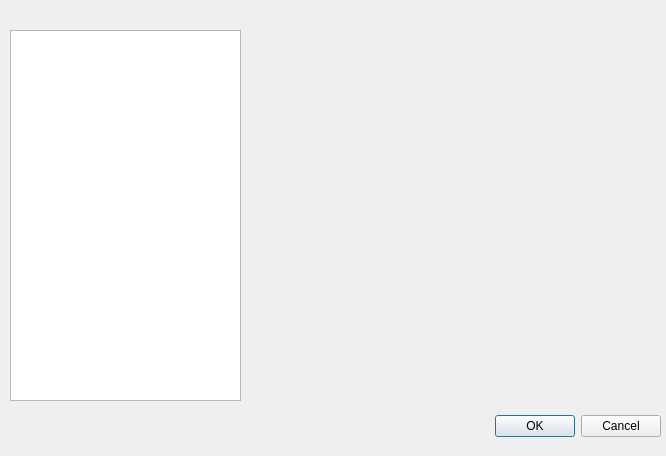
The window that src/levelChangeDialog/levelchangedialog.ui (TrubArt/NonogrammQt) describes before a commit, drawn with Qt 5.
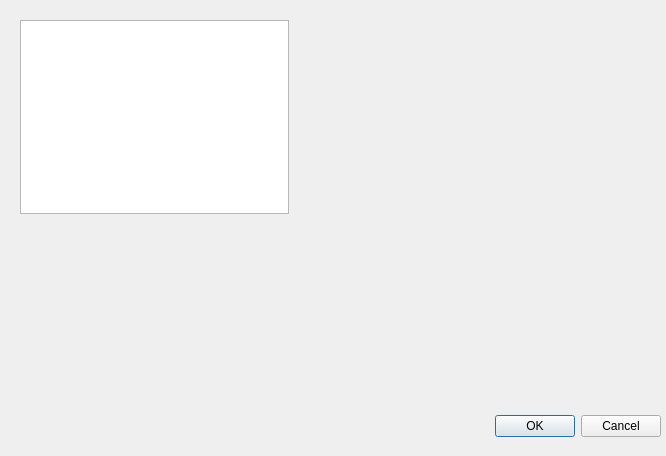
The same window after the commit.

Commit message: replaced ListWidget with TableWidget

```diff
--- a/src/levelChangeDialog/levelchangedialog.ui
+++ b/src/levelChangeDialog/levelchangedialog.ui
@@ -29,15 +29,23 @@
     <set>QDialogButtonBox::StandardButton::Cancel|QDialogButtonBox::StandardButton::Ok</set>
    </property>
   </widget>
-  <widget class="QListWidget" name="levelsList">
+  <widget class="QWidget" name="">
    <property name="geometry">
     <rect>
-     <x>10</x>
-     <y>30</y>
-     <width>231</width>
-     <height>371</height>
+     <x>20</x>
+     <y>20</y>
+     <width>275</width>
+     <height>194</height>
     </rect>
    </property>
+   <layout class="QGridLayout" name="gridLayout">
+    <item row="0" column="0">
+     <widget class="QTableWidget" name="levelsTable"/>
+    </item>
+    <item row="0" column="1">
+     <widget class="QWidget" name="placeToSettings" native="true"/>
+    </item>
+   </layout>
   </widget>
  </widget>
  <resources/>
```
The commit also changes 5 other files.
